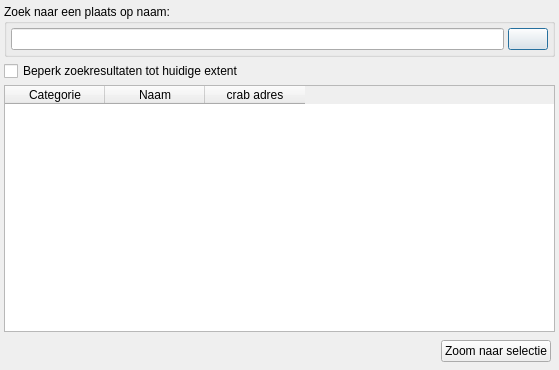
First picture: the form in ui_geopunt4QgisPoi.ui, repository warrieka/geopunt4Qgis, before the edit.
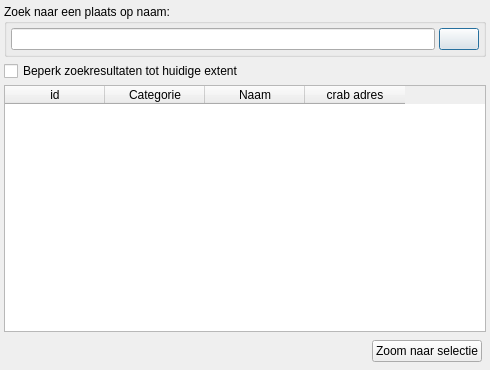
Second picture: the form after the edit. Icons and pictures are not drawn.

Diff of the .ui file:
```diff
--- a/ui_geopunt4QgisPoi.ui
+++ b/ui_geopunt4QgisPoi.ui
@@ -7,7 +7,7 @@
    <rect>
     <x>0</x>
     <y>0</y>
-    <width>559</width>
+    <width>490</width>
     <height>370</height>
    </rect>
   </property>
@@ -87,6 +87,11 @@
      <attribute name="verticalHeaderShowSortIndicator" stdset="0">
       <bool>false</bool>
      </attribute>
+     <column>
+      <property name="text">
+       <string>id</string>
+      </property>
+     </column>
      <column>
       <property name="text">
        <string>Categorie</string>
```
Left out of the diff: 5 changed lines with no effect on the pictures.
